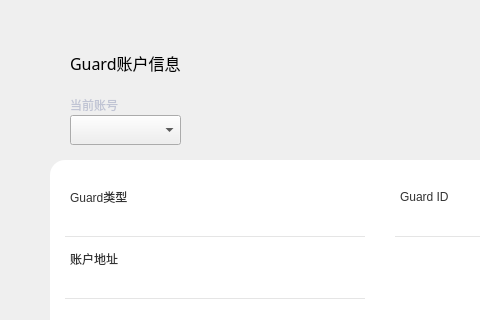
Old version of the form LNKWallet/guard/GuardAccountPage.ui in the repository HcashOrg/hx-indicator; both pictures show x 0 to 480 and y 0 to 320 of the 770 by 530 pixel window.
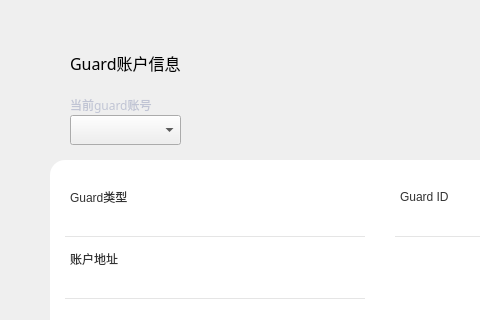
New version of the form.

```diff
--- a/LNKWallet/guard/GuardAccountPage.ui
+++ b/LNKWallet/guard/GuardAccountPage.ui
@@ -56,7 +56,7 @@
     <string notr="true">color: rgb(192, 196, 212);</string>
    </property>
    <property name="text">
-    <string>当前账号</string>
+    <string>当前guard账号</string>
    </property>
    <property name="alignment">
     <set>Qt::AlignLeading|Qt::AlignLeft|Qt::AlignVCenter</set>
```
